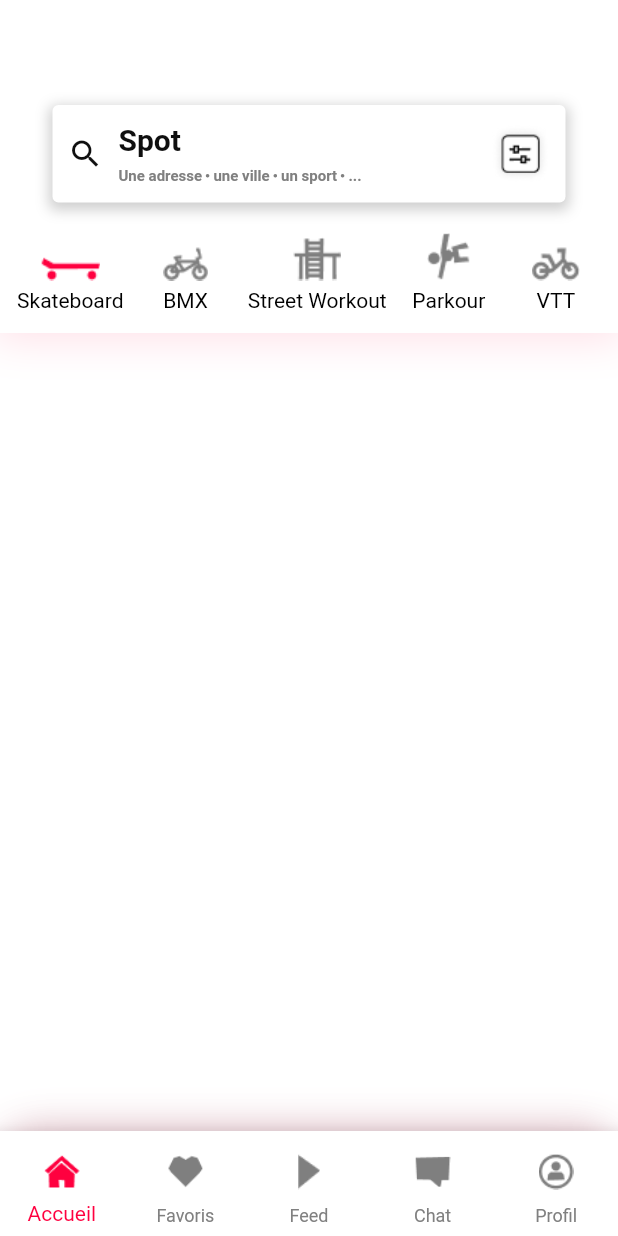
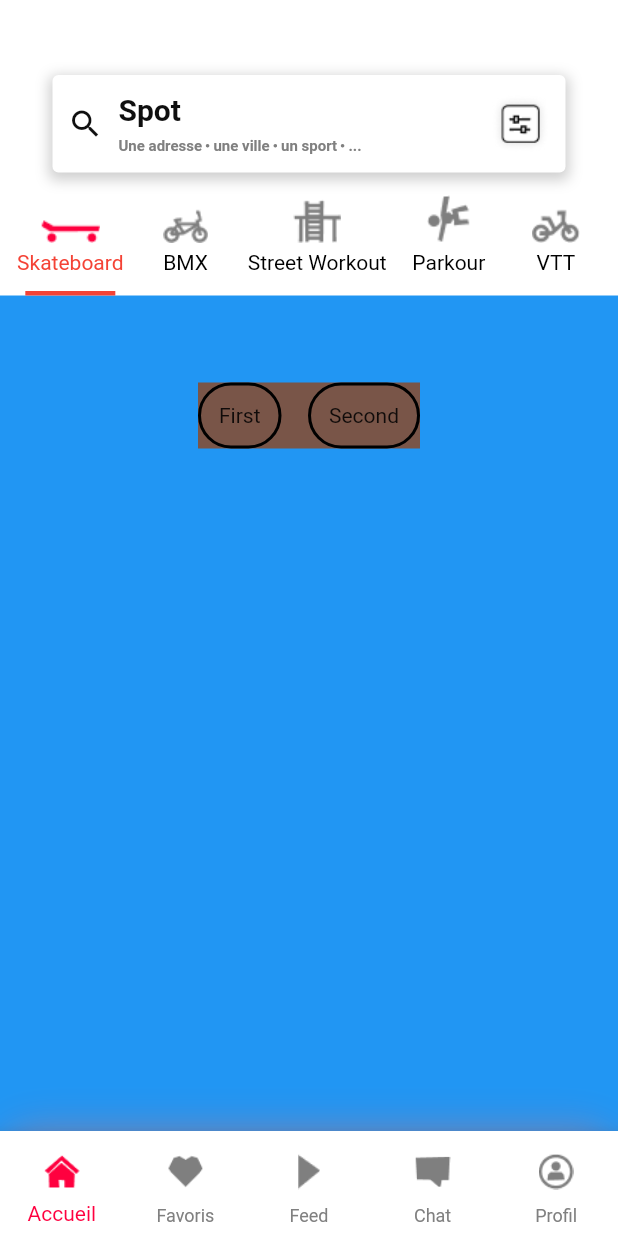
Before and after one commit to AlzUrt/Spotted, a Flutter app: the screen it shows after launch, on a phone screen of 412 x 824 dp. Run offline on Flutter 3.47's test engine with Material 2 defaults, Android fonts, the phone set to English and light mode, and no system bars; Roboto replaces fonts that are missing (IntegralCF).

Commit message:
séparation des bouton first et second de mon menu

```diff
--- /dev/null
+++ b/lib/components/search_field.dart
@@ -0,0 +1,134 @@
+import 'package:flutter/material.dart';
+import 'package:padsou/ui/typo.dart';
+import 'package:padsou/components/sport_menu.dart';
+
+import '../assets/colors.dart';
+
+class SearchField extends StatefulWidget {
+  @override
+  _SearchFieldState createState() => _SearchFieldState();
+}
+
+class _SearchFieldState extends State<SearchField> {
+  bool _isSearching = false;
+  int _selectedImageIndex = 0;
+
+  List<String> sportImages = [
+    'skateboard.png',
+    'bmx.png',
+    'street_workout.png',
+    'parkour.png',
+    'vtt.png',
+  ];
+
+  @override
+  Widget build(BuildContext context) {
+    return Column(
+      children: [
+        Container(
+          height: 50.0,
+          color: Colors.white,
+        ),
+        Container(
+          height: 80,
+          color: Colors.white,
+          // margin: EdgeInsets.only(top: 50),
+            // height: 152,
+            // decoration: BoxDecoration(
+            //   color: Colors.white,
+            //   boxShadow: [
+            //     BoxShadow(
+            //       color: CustomColors.red.withOpacity(0.12),
+            //       spreadRadius: 4,
+            //       blurRadius: 22,
+            //       offset: Offset(0, 0),
+            //     ),
+            //   ],
+            // ),
+          child: Column(
+            children: [
+              Container(
+                height: 65.0,
+                margin: EdgeInsets.symmetric(horizontal: 35.0),
+                decoration: BoxDecoration(
+                  color: Colors.white,
+                  borderRadius: BorderRadius.circular(4.0),
+                  boxShadow: [
+                    BoxShadow(
+                      color: Colors.grey.withOpacity(0.5),
+                      spreadRadius: 2,
+                      blurRadius: 7,
+                      offset: Offset(0, 3),
+                    ),
+                  ],
+                ),
+                child: GestureDetector(
+                  onTap: () {
+                    setState(() {
+                      _isSearching = true;
+                    });
+                  },
+                  child: Row(
+                    children: [
+                      SizedBox(width: 10.0),
+                      Icon(Icons.search, color: CustomColors.black),
+                      SizedBox(width: 10.0),
+                      Expanded(
+                        child: _isSearching
+                            ? TextFormField(
+                                decoration: InputDecoration(
+                                  border: InputBorder.none,
+                                  hintText: '',
+                                  hintStyle: CustomTextStyle.title(),
+                                ),
+                              )
+                            : Column(
+                                mainAxisAlignment: MainAxisAlignment.center,
+                                crossAxisAlignment: CrossAxisAlignment.start,
+                                children: [
+                                  Text(
+                                    'Spot',
+                                    style: CustomTextStyle.title(),
+                                  ),
+                                  SizedBox(height: 5.0),
+                                  Text(
+                                    'Une adresse ∙ une ville ∙ un sport ∙ ...',
+                                    style: CustomTextStyle.subtitle(),
+                                  ),
+                                ],
+                              ),
+                      ),
+                      GestureDetector(
+                        child: Padding(
+                          padding: EdgeInsets.only(right: 10.0),
+                          child: Image.asset(
+                            'lib/assets/images/icons/filter_icon.png',
+                            width: 40.0, // adaptez la taille selon vos besoins
+                            height: 40.0,
+                          ),
+                        ),
+                      ),
+                    ],
+                  ),
+                ),
+              ),
+            ],
+          ),
+        ),
+        // SizedBox(height: 20.0),
+        // Container(
+        //   height: 20.0,
+        //   color: Colors.white,
+        // ),
+        SportMenu(
+          selectedIndex: _selectedImageIndex,
+          onItemSelected: (index) {
+            setState(() {
+              _selectedImageIndex = index;
+            });
+          },
+        ),
+      ],
+    );
+  }
+}
--- /dev/null
+++ b/lib/components/sport_menu.dart
@@ -0,0 +1,68 @@
+import 'package:flutter/material.dart';
+
+class SportMenu extends StatefulWidget {
+  final int selectedIndex;
+  final Function(int) onItemSelected;
+
+  SportMenu({required this.selectedIndex, required this.onItemSelected});
+
+  @override
+  _SportMenuState createState() => _SportMenuState();
+}
+
+class _SportMenuState extends State<SportMenu> {
+  List<String> sportImages = [
+    'skateboard.png',
+    'bmx.png',
+    'street_workout.png',
+    'parkour.png',
+    'vtt.png',
+  ];
+
+  @override
+ Widget build(BuildContext context) {
+    return Container(
+      color: Colors.white,
+      child: Row(
+        mainAxisAlignment: MainAxisAlignment.spaceEvenly,
+        children: [
+          buildMenuItem(0, 'Skateboard'),
+          buildMenuItem(1, 'BMX'),
+          buildMenuItem(2, 'Street Workout'),
+          buildMenuItem(3, 'Parkour'),
+          buildMenuItem(4, 'VTT'),
+        ],
+      ),
+    );
+  }
+
+  Widget buildMenuItem(int index, String text) {
+    String imageFileName = sportImages[index];
+    return GestureDetector(
+      onTap: () {
+        widget.onItemSelected(index);
+      },
+      child: Column(
+        children: [
+          Image.asset('lib/assets/images/logo_sport/$imageFileName'),
+          SizedBox(height: 5.0),
+          Text(
+            text,
+            style: TextStyle(
+              color: widget.selectedIndex == index ? Colors.red : Colors.black,
+            ),
+          ),
+          SizedBox(height: 11.0), // Espace pour la barre rouge
+          Opacity(
+            opacity: widget.selectedIndex == index ? 1.0 : 0.0,
+            child: Container(
+              height: 3.0, // Hauteur de la barre rouge
+              width: 60.0, // Largeur de la barre rouge
+              color: Colors.red,
+            ),
+          ),
+        ],
+      ),
+    );
+  }
+}
--- a/lib/views/home.dart
+++ b/lib/views/home.dart
@@ -1,7 +1,8 @@
 import 'package:flutter/material.dart';
 import 'package:padsou/assets/colors.dart';
-import 'package:padsou/ui/typo.dart';
-// import 'package:padsou/components/selectSport.dart';
+import 'package:padsou/views/map.dart';
+import 'package:padsou/views/accueil.dart';
+import 'package:padsou/components/search_field.dart';
 
 class Home extends StatefulWidget {
   @override
@@ -9,150 +10,89 @@ class Home extends StatefulWidget {
 }
 
 class _HomeState extends State<Home> {
-  bool _isSearching = false;
-  static const int _defaultSelectedImageIndex = -1;
-  int _selectedImageIndex = _defaultSelectedImageIndex;
-
-  List<String> sportImages = [
-    'skateboard.png',
-    'bmx.png',
-    'street_workout.png',
-    'parkour.png',
-    'vtt.png',
-  ];
-
   @override
   Widget build(BuildContext context) {
     return Scaffold(
-      backgroundColor: Colors.white,
+      backgroundColor: Colors.blue,
       body: Stack(
         children: [
           Container(
-            height: 222.0,
-            decoration: BoxDecoration(
-              color: Colors.white,
-              boxShadow: [
-                BoxShadow(
-                  color: CustomColors.red.withOpacity(0.12),
-                  spreadRadius: 4,
-                  blurRadius: 22,
-                  offset: Offset(0, 0),
+            child: SearchField(),
           ),
-              ],
-            ),
+
+          Positioned(
+            left: 0,
+            right: 0,
+            // bottom: 90,
+            top: 255,
+
+            child: Container(
+              color: Colors.brown,
+              margin: EdgeInsets.symmetric(horizontal: 132),
               child: Column(
                 children: [
-                SizedBox(height: 70.0),
                   Container(
-                  height: 65.0,
-                  margin: EdgeInsets.symmetric(horizontal: 35.0),
+                    // margin: EdgeInsets.only(bottom: 16),
+                    child: Row(
+                      mainAxisAlignment: MainAxisAlignment.spaceBetween,
+                      children: [
+                        // Add the first button
+                        Container(
                           decoration: BoxDecoration(
-                    color: Colors.white,
-                    borderRadius: BorderRadius.circular(4.0),
-                    boxShadow: [
-                      BoxShadow(
-                        color: Colors.grey.withOpacity(0.5),
-                        spreadRadius: 2,
-                        blurRadius: 7,
-                        offset: Offset(0, 3),
+                            borderRadius: BorderRadius.circular(50),
+                            border: Border.all(width: 2, color: Colors.black),
                           ),
-                    ],
-                  ),
-                  child: GestureDetector(
+                          child: Material(
+                            color: Colors.transparent,
+                            child: InkWell(
                               onTap: () {
-                      setState(() {
-                        _isSearching = true;
-                      });
+                                // Navigate to the first page
+                                Navigator.push(
+                                  context,
+                                  MaterialPageRoute(
+                                      builder: (context) => FirstPage()),
+                                );
                               },
-                    child: Row(
-                      children: [
-                        SizedBox(width: 10.0),
-                        Icon(Icons.search, color: CustomColors.black),
-                        SizedBox(width: 10.0),
-                        Expanded(
-                          child: _isSearching
-                              ? TextFormField(
-                                  decoration: InputDecoration(
-                                    border: InputBorder.none,
-                                    hintText: '',
-                                    hintStyle: CustomTextStyle.title(),
-                                  ),
-                                )
-                              : Column(
-                                  mainAxisAlignment: MainAxisAlignment.center,
-                                  crossAxisAlignment: CrossAxisAlignment.start,
-                                  children: [
-                                    Text(
-                                      'Spot',
-                                      style: CustomTextStyle.title(),
-                                    ),
-                                    SizedBox(height: 5.0),
-                                    Text(
-                                      'Une adresse ∙ une ville ∙ un sport ∙ ...',
-                                      style: CustomTextStyle.subtitle(),
-                                    ),
-                                  ],
+                              child: Padding(
+                                padding: const EdgeInsets.all(12.0),
+                                child: Text('First'),
                               ),
                             ),
-                        GestureDetector(
+                          ),
+                        ),
+
+                        // Add some spacing between the buttons
+                        SizedBox(width: 16),
+
+                        // Add the second button
+                        Container(
+                          decoration: BoxDecoration(
+                            borderRadius: BorderRadius.circular(50),
+                            border: Border.all(width: 2, color: Colors.black),
+                          ),
+                          child: Material(
+                            color: Colors.transparent,
+                            child: InkWell(
+                              onTap: () {
+                                // Navigate to the second page
+                                Navigator.push(
+                                  context,
+                                  MaterialPageRoute(
+                                      builder: (context) => SecondPage()),
+                                );
+                              },
                               child: Padding(
-                            padding: EdgeInsets.only(right: 10.0),
-                            child: Image.asset(
-                              'lib/assets/images/icons/filter_icon.png',
-                              width:
-                                  40.0, // adaptez la taille selon vos besoins
-                              height: 40.0,
+                                padding: const EdgeInsets.all(12.0),
+                                child: Text('Second'),
+                              ),
                             ),
                           ),
                         ),
                       ],
                     ),
                   ),
-                ),
-                SizedBox(height: 20.0),
-                Row(
-                  mainAxisAlignment: MainAxisAlignment.spaceEvenly,
-                  children: [
-                    buildMenuItem(0, 'Skateboard'),
-                    buildMenuItem(1, 'BMX'),
-                    buildMenuItem(2, 'Street Workout'),
-                    buildMenuItem(3, 'Parkour'),
-                    buildMenuItem(4, 'VTT'),
                 ],
               ),
-              ],
-            ),
-          ),
-        ],
-      ),
-    );
-  }
-
-  Widget buildMenuItem(int index, String text) {
-    String imageFileName = sportImages[index];
-    return GestureDetector(
-      onTap: () {
-        setState(() {
-          _selectedImageIndex = index;
-        });
-      },
-      child: Column(
-        children: [
-          Image.asset('lib/assets/images/logo_sport/$imageFileName'),
-          SizedBox(height: 5.0),
-          Text(
-            text,
-            style: TextStyle(
-              color: _selectedImageIndex == index ? Colors.red : Colors.black,
-            ),
-          ),
-          SizedBox(height: 11.0), // Espace pour la barre rouge
-          Opacity(
-            opacity: _selectedImageIndex == index ? 1.0 : 0.0,
-            child: Container(
-              height: 3.0, // Hauteur de la barre rouge
-              width: 60.0, // Largeur de la barre rouge
-              color: Colors.red,
             ),
           ),
         ],
```
Also changed, not shown: lib/components/selectSport.dart (deleted, +0 -46 lines), lib/views/accueil.dart (added, +34 -0 lines), lib/views/map.dart (added, +34 -0 lines). Lines whose indentation alone changed are shown as unchanged.
